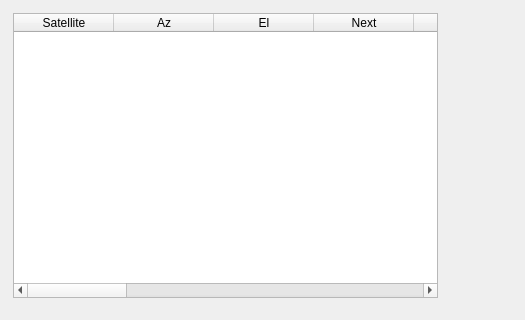
Qt form plugins/feature/satellitetracker/satellitetrackergui.ui (f4exb/sdrangel) before a commit; both pictures show x 0 to 525 and y 430 to 750 of the 525 by 750 pixel window.
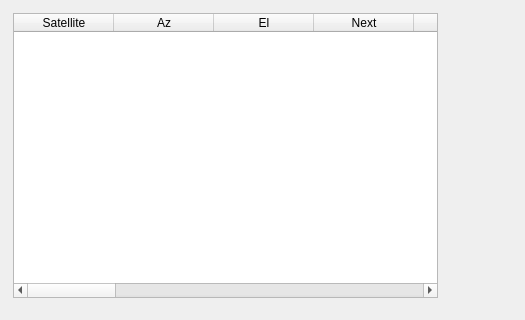
The same form after that commit. Icons and pictures are not drawn. Custom widgets are drawn as their Qt base class.

What changed in the file:
```diff
--- a/plugins/feature/satellitetracker/satellitetrackergui.ui
+++ b/plugins/feature/satellitetracker/satellitetrackergui.ui
@@ -628,6 +628,16 @@
         <string>Direction of the next pass</string>
        </property>
       </column>
+      <column>
+       <property name="text">
+        <string>Latitude (°)</string>
+       </property>
+      </column>
+      <column>
+       <property name="text">
+        <string>Longitude (°)</string>
+       </property>
+      </column>
       <column>
        <property name="text">
         <string>Alt (km)</string>
```
